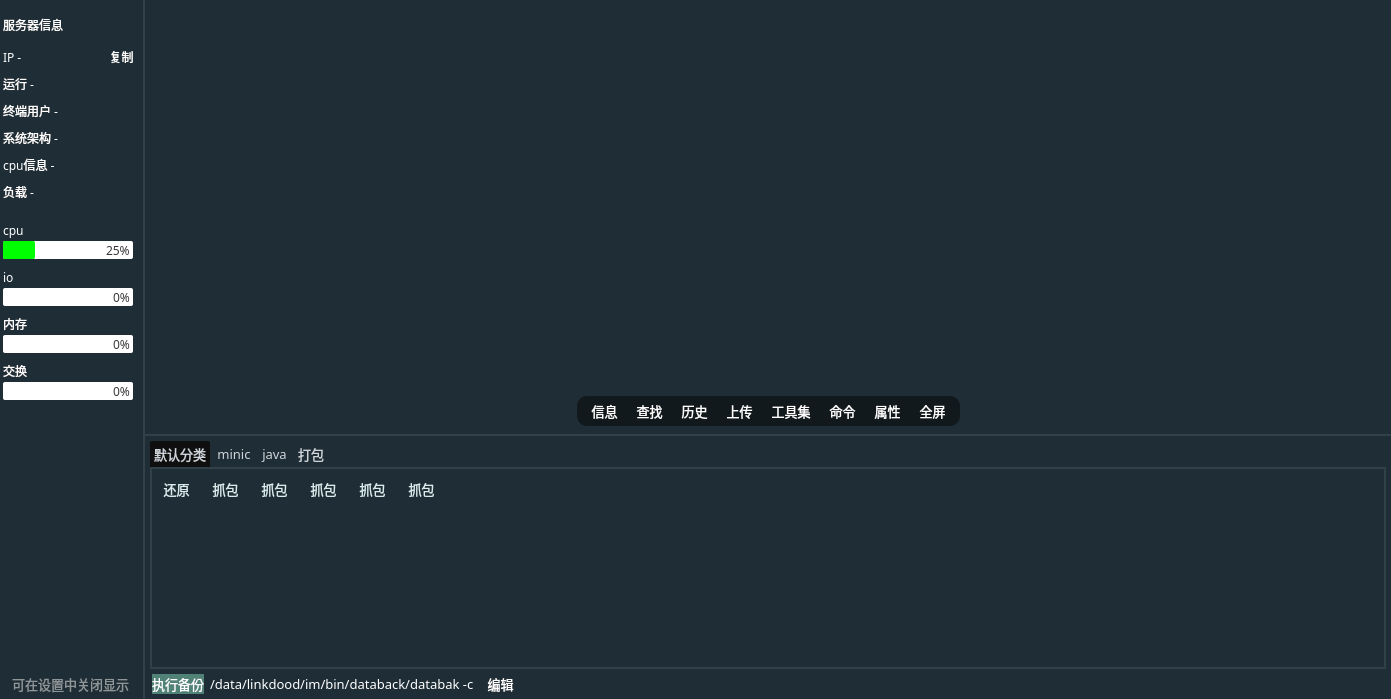
Above: source/sshwidget.ui from HuaGouFdog/Fdog-Kit before the change. Below: the same form after it.
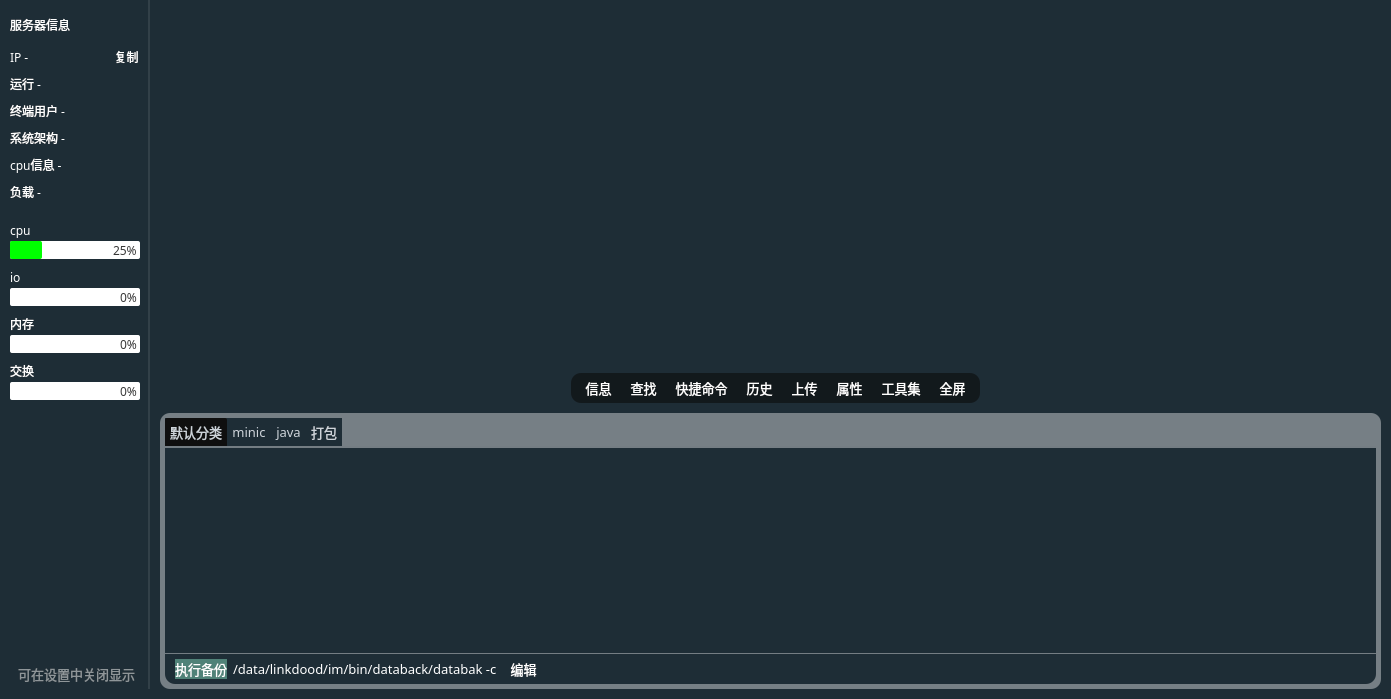
That is the form after the change. Icons and pictures are not drawn.

Commit message: 优化终端连接ui，编写快捷命令部分

Diff of the .ui file:
```diff
--- a/source/sshwidget.ui
+++ b/source/sshwidget.ui
@@ -33,19 +33,19 @@
     <number>0</number>
    </property>
    <property name="bottomMargin">
-    <number>0</number>
+    <number>10</number>
    </property>
    <item>
     <widget class="QWidget" name="widget" native="true">
      <property name="minimumSize">
       <size>
-       <width>145</width>
+       <width>150</width>
        <height>0</height>
       </size>
      </property>
      <property name="maximumSize">
       <size>
-       <width>145</width>
+       <width>150</width>
        <height>16777215</height>
       </size>
      </property>
@@ -70,7 +70,7 @@
        <number>7</number>
       </property>
       <property name="leftMargin">
-       <number>3</number>
+       <number>10</number>
       </property>
       <property name="topMargin">
        <number>10</number>
@@ -999,7 +999,7 @@
        <number>0</number>
       </property>
       <property name="leftMargin">
-       <number>0</number>
+       <number>10</number>
       </property>
       <property name="topMargin">
        <number>0</number>
@@ -1108,8 +1108,8 @@
                     <rect>
                      <x>0</x>
                      <y>0</y>
-                     <width>1246</width>
-                     <height>359</height>
+                     <width>1231</width>
+                     <height>381</height>
                     </rect>
                    </property>
                    <property name="sizePolicy">
@@ -1346,8 +1346,8 @@
                </property>
                <property name="styleSheet">
                 <string notr="true">#widget_toolbar{
-background-color: rgb(30, 45, 54);
-border-bottom:2px solid rgb(108, 117, 125, 65); 
+/*background-color: rgb(30, 45, 54);*/
+border-bottom:0px solid rgb(108, 117, 125, 65); 
 }
 </string>
                </property>
@@ -1365,7 +1365,7 @@
                  <number>0</number>
                 </property>
                 <property name="bottomMargin">
-                 <number>9</number>
+                 <number>10</number>
                 </property>
                 <item>
                  <spacer name="horizontalSpacer_2">
@@ -1478,6 +1478,38 @@
                      </property>
                     </widget>
                    </item>
+                   <item>
+                    <widget class="QToolButton" name="toolButton_command">
+                     <property name="font">
+                      <font>
+                       <family>OPPOSans B</family>
+                       <pointsize>10</pointsize>
+                       <stylestrategy>PreferAntialias</stylestrategy>
+                      </font>
+                     </property>
+                     <property name="styleSheet">
+                      <string notr="true">QToolButton {
+	color: rgb(255, 255, 255);
+	background-color: rgba(255, 255, 255, 0);
+	border: none;
+}
+
+QToolButton::menu-indicator { 
+	image: None;
+}
+
+ 
+QToolButton:hover {
+	color: rgb(255, 255, 255);
+	background-color: rgba(255, 255, 255, 0);
+	border: none;
+}</string>
+                     </property>
+                     <property name="text">
+                      <string>快捷命令</string>
+                     </property>
+                    </widget>
+                   </item>
                    <item>
                     <widget class="QToolButton" name="toolButton_history">
                      <property name="font">
@@ -1542,70 +1574,6 @@
                      </property>
                     </widget>
                    </item>
-                   <item>
-                    <widget class="QToolButton" name="toolButton_toolkit">
-                     <property name="font">
-                      <font>
-                       <family>OPPOSans B</family>
-                       <pointsize>10</pointsize>
-                       <stylestrategy>PreferAntialias</stylestrategy>
-                      </font>
-                     </property>
-                     <property name="styleSheet">
-                      <string notr="true">QToolButton {
-	color: rgb(255, 255, 255);
-	background-color: rgba(255, 255, 255, 0);
-	border: none;
-}
-
-QToolButton::menu-indicator { 
-	image: None;
-}
-
- 
-QToolButton:hover {
-	color: rgb(255, 255, 255);
-	background-color: rgba(255, 255, 255, 0);
-	border: none;
-}</string>
-                     </property>
-                     <property name="text">
-                      <string>工具集</string>
-                     </property>
-                    </widget>
-                   </item>
-                   <item>
-                    <widget class="QToolButton" name="toolButton_command">
-                     <property name="font">
-                      <font>
-                       <family>OPPOSans B</family>
-                       <pointsize>10</pointsize>
-                       <stylestrategy>PreferAntialias</stylestrategy>
-                      </font>
-                     </property>
-                     <property name="styleSheet">
-                      <string notr="true">QToolButton {
-	color: rgb(255, 255, 255);
-	background-color: rgba(255, 255, 255, 0);
-	border: none;
-}
-
-QToolButton::menu-indicator { 
-	image: None;
-}
-
- 
-QToolButton:hover {
-	color: rgb(255, 255, 255);
-	background-color: rgba(255, 255, 255, 0);
-	border: none;
-}</string>
-                     </property>
-                     <property name="text">
-                      <string>命令</string>
-                     </property>
-                    </widget>
-                   </item>
                    <item>
                     <widget class="QToolButton" name="toolButton_conectStats">
                      <property name="font">
@@ -1638,6 +1606,38 @@
                      </property>
                     </widget>
                    </item>
+                   <item>
+                    <widget class="QToolButton" name="toolButton_toolkit">
+                     <property name="font">
+                      <font>
+                       <family>OPPOSans B</family>
+                       <pointsize>10</pointsize>
+                       <stylestrategy>PreferAntialias</stylestrategy>
+                      </font>
+                     </property>
+                     <property name="styleSheet">
+                      <string notr="true">QToolButton {
+	color: rgb(255, 255, 255);
+	background-color: rgba(255, 255, 255, 0);
+	border: none;
+}
+
+QToolButton::menu-indicator { 
+	image: None;
+}
+
+ 
+QToolButton:hover {
+	color: rgb(255, 255, 255);
+	background-color: rgba(255, 255, 255, 0);
+	border: none;
+}</string>
+                     </property>
+                     <property name="text">
+                      <string>工具集</string>
+                     </property>
+                    </widget>
+                   </item>
                    <item>
                     <widget class="QToolButton" name="toolButton_fullScreen">
                      <property name="font">
@@ -1702,10 +1702,11 @@
           </size>
          </property>
          <property name="styleSheet">
-          <string notr="true">#widget_bottom {
-	background-color: rgba(11, 11, 11,0);
+          <string notr="true">/*#widget_bottom {
+	
+	background-color: rgb(255, 255, 255);
 	border-radius: 10px;
-}
+}*/
 
 QMenu {
 
@@ -1747,6 +1748,32 @@
     /*margin-right: 10px;*/
 }</string>
          </property>
+         <layout class="QHBoxLayout" name="horizontalLayout_2">
+          <property name="spacing">
+           <number>0</number>
+          </property>
+          <property name="leftMargin">
+           <number>0</number>
+          </property>
+          <property name="topMargin">
+           <number>0</number>
+          </property>
+          <property name="rightMargin">
+           <number>0</number>
+          </property>
+          <property name="bottomMargin">
+           <number>0</number>
+          </property>
+          <item>
+           <widget class="QWidget" name="widget_3" native="true">
+            <property name="styleSheet">
+             <string notr="true">#widget_3 {
+	
+	background-color: rgba(255, 255, 255, 100);
+	border-radius: 10px;
+}
+</string>
+            </property>
          <layout class="QVBoxLayout" name="verticalLayout_7">
           <property name="spacing">
            <number>0</number>
@@ -1777,9 +1804,11 @@
             </property>
             <property name="styleSheet">
              <string notr="true">
- QTabWidget::tab-bar {
-         left:0px;       
+QTabWidget::tab-bar {
+         left:0px;  
+     
 }
+
 	
  
 /*设置TabWidget中QTabBar的样式*/
@@ -1792,9 +1821,9 @@
 	border-top-left-radius: 2px;    /*设置tab的边框的圆角（左上圆角）*/
 	border-top-right-radius: 2px;    /*设置tab的边框的圆角（右上圆角）*/
 	/*width:120px;*/
-	padding: 4px;
-	margin-right:3px;
-	margin-left: 0px;
+	padding: 5px;
+	/*margin-right:5px;
+	margin-left: 5px;*/
 	
 }
  
@@ -1815,7 +1844,8 @@
  
 /*设置TabWidget的边框的样式*/
 QTabWidget::pane {
-   border:2px solid rgb(108, 117, 125, 65); 
+   border-top:2px solid rgb(108, 117, 125, 65); 
+   border-bottom:1px solid rgb(108, 117, 125, 65); 
 }
  
 
@@ -1848,137 +1878,6 @@
              <attribute name="title">
               <string>默认分类</string>
              </attribute>
-             <widget class="QWidget" name="gridWidget" native="true">
-              <property name="geometry">
-               <rect>
-                <x>-1</x>
-                <y>-1</y>
-                <width>301</width>
-                <height>41</height>
-               </rect>
-              </property>
-              <property name="styleSheet">
-               <string notr="true">QToolButton {
-	
-	color: rgb(217, 236, 237);
-	background-color: rgba(255, 255, 255, 0);
-	border: none;
-}
-
-QToolButton::menu-indicator { 
-	image: None;
-}
-
- 
-QToolButton:hover {
-	color: rgb(255, 255, 255);
-	background-color: rgba(255, 255, 255, 0);
-	border: none;
-}</string>
-              </property>
-              <layout class="QGridLayout" name="gridLayout_2">
-               <item row="0" column="0">
-                <widget class="QToolButton" name="toolButton_3">
-                 <property name="font">
-                  <font>
-                   <family>OPPOSans B</family>
-                   <pointsize>10</pointsize>
-                   <stylestrategy>PreferAntialias</stylestrategy>
-                  </font>
-                 </property>
-                 <property name="text">
-                  <string>还原</string>
-                 </property>
-                </widget>
-               </item>
-               <item row="0" column="1">
-                <widget class="QToolButton" name="toolButton_4">
-                 <property name="font">
-                  <font>
-                   <family>OPPOSans B</family>
-                   <pointsize>10</pointsize>
-                   <stylestrategy>PreferAntialias</stylestrategy>
-                  </font>
-                 </property>
-                 <property name="text">
-                  <string>抓包</string>
-                 </property>
-                </widget>
-               </item>
-               <item row="0" column="3">
-                <widget class="QToolButton" name="toolButton_6">
-                 <property name="font">
-                  <font>
-                   <family>OPPOSans B</family>
-                   <pointsize>10</pointsize>
-                   <stylestrategy>PreferAntialias</stylestrategy>
-                  </font>
-                 </property>
-                 <property name="text">
-                  <string>抓包</string>
-                 </property>
-                </widget>
-               </item>
-               <item row="0" column="2">
-                <widget class="QToolButton" name="toolButton_5">
-                 <property name="font">
-                  <font>
-                   <family>OPPOSans B</family>
-                   <pointsize>10</pointsize>
-                   <stylestrategy>PreferAntialias</stylestrategy>
-                  </font>
-                 </property>
-                 <property name="text">
-                  <string>抓包</string>
-                 </property>
-                </widget>
-               </item>
-               <item row="0" column="4">
-                <widget class="QToolButton" name="toolButton_8">
-                 <property name="font">
-                  <font>
-                   <family>OPPOSans B</family>
-                   <pointsize>10</pointsize>
-                   <stylestrategy>PreferAntialias</stylestrategy>
-                  </font>
-                 </property>
-                 <property name="text">
-                  <string>抓包</string>
-                 </property>
-                </widget>
-               </item>
-               <item row="0" column="5">
-                <widget class="QToolButton" name="toolButton_7">
-                 <property name="font">
-                  <font>
-                   <family>OPPOSans B</family>
-                   <pointsize>10</pointsize>
-                   <stylestrategy>PreferAntialias</stylestrategy>
-                  </font>
-                 </property>
-                 <property name="text">
-                  <string>抓包</string>
-                 </property>
-                 <property name="icon">
-                  <iconset resource="lib.qrc">
-                   <normaloff>:/lib/setting.png</normaloff>:/lib/setting.png</iconset>
-                 </property>
-                 <property name="iconSize">
-                  <size>
-                   <width>16</width>
-                   <height>16</height>
-                  </size>
-                 </property>
-                 <property name="popupMode">
-                  <enum>QToolButton::DelayedPopup</enum>
-                 </property>
-                 <property name="toolButtonStyle">
-                  <enum>Qt::ToolButtonTextBesideIcon</enum>
-                 </property>
-                </widget>
-               </item>
-              </layout>
-             </widget>
             </widget>
             <widget class="QWidget" name="tab_2">
              <attribute name="title">
@@ -2457,13 +2356,13 @@
             <property name="minimumSize">
              <size>
               <width>0</width>
-              <height>25</height>
+                 <height>30</height>
              </size>
             </property>
             <property name="maximumSize">
              <size>
               <width>16777215</width>
-              <height>25</height>
+                 <height>30</height>
              </size>
             </property>
             <property name="font">
@@ -2474,20 +2373,24 @@
              </font>
             </property>
             <property name="styleSheet">
-             <string notr="true"/>
+                <string notr="true">#widget_8 {
+	border-bottom-left-radius: 10px;
+	border-bottom-right-radius: 10px;
+}
+</string>
             </property>
             <layout class="QHBoxLayout" name="horizontalLayout_5">
              <property name="leftMargin">
-              <number>2</number>
+                 <number>10</number>
              </property>
              <property name="topMargin">
               <number>5</number>
              </property>
              <property name="rightMargin">
-              <number>2</number>
+                 <number>10</number>
              </property>
              <property name="bottomMargin">
-              <number>0</number>
+                 <number>5</number>
              </property>
              <item>
               <widget class="QLabel" name="label">
@@ -2592,15 +2495,35 @@
           </item>
          </layout>
         </widget>
+          </item>
+          <item>
+           <widget class="QWidget" name="widget_4" native="true">
+            <property name="minimumSize">
+             <size>
+              <width>10</width>
+              <height>0</height>
+             </size>
+            </property>
+            <property name="maximumSize">
+             <size>
+              <width>10</width>
+              <height>16777215</height>
+             </size>
+            </property>
+            <property name="styleSheet">
+             <string notr="true">background-color: rgba(255, 255, 255, 0);</string>
+            </property>
        </widget>
       </item>
      </layout>
     </widget>
+       </widget>
    </item>
   </layout>
  </widget>
- <resources>
-  <include location="lib.qrc"/>
- </resources>
+   </item>
+  </layout>
+ </widget>
+ <resources/>
  <connections/>
 </ui>
```
Lines whose indentation alone changed are shown as unchanged. The commit also changes 21 other files.
